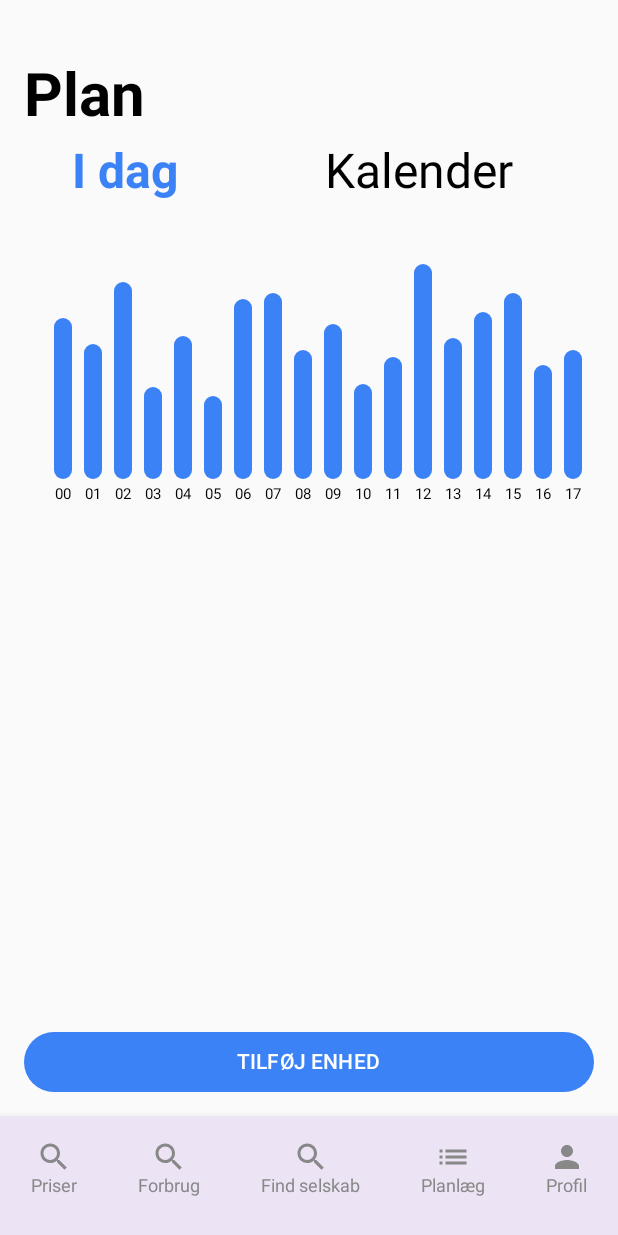
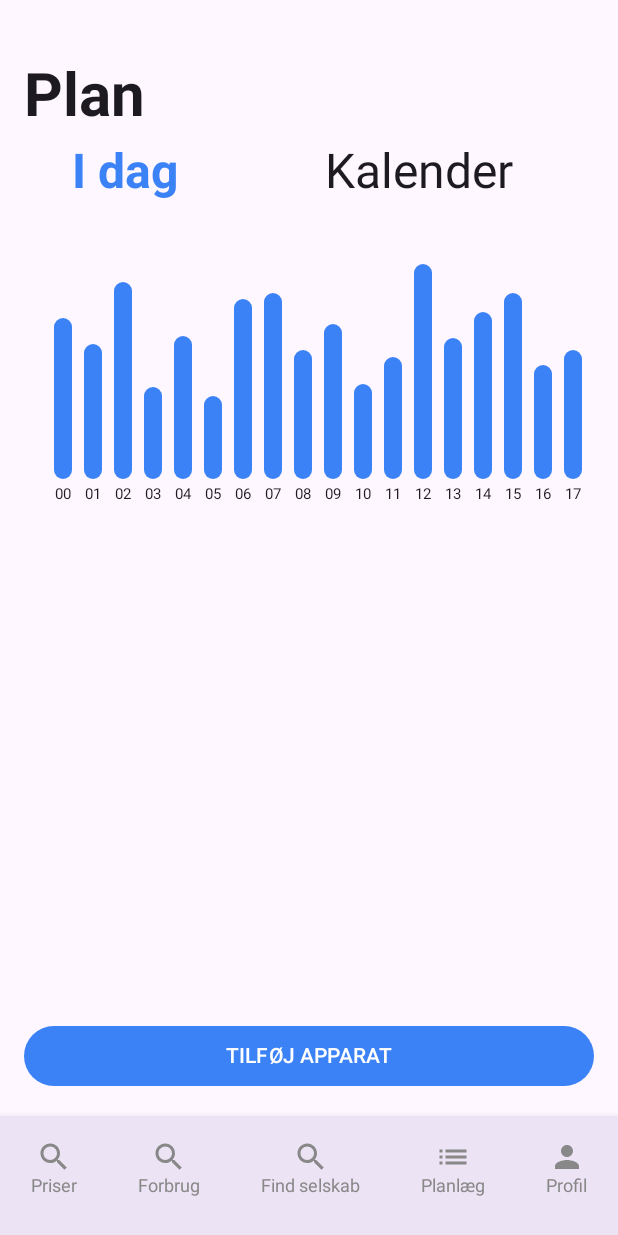
Before and after one commit to njgroenbech/Min-str-m-planl-gning, an Android app built with Jetpack Compose: the screen it shows after launch (MainActivity), on a phone screen of 412 x 824 dp. Run offline under Robolectric (Android 15) with nearby library versions, the phone set to English and light mode, and no system bars.

Commit message:
First draft with appliance-setup screen.

```diff
--- a/app/src/main/java/com/example/minstrmplanlgning/MainActivity.kt
+++ b/app/src/main/java/com/example/minstrmplanlgning/MainActivity.kt
@@ -1,19 +1,25 @@
 package com.example.minstrmplanlgning
 
 import NavigationBar
+import android.annotation.SuppressLint
 import android.os.Bundle
 import androidx.activity.ComponentActivity
 import androidx.activity.compose.setContent
 import androidx.activity.enableEdgeToEdge
+import androidx.compose.material3.Scaffold
 import com.example.minstrmplanlgning.Presentation.Components.PlanScreen
 
 class MainActivity : ComponentActivity() {
+    @SuppressLint("UnusedMaterial3ScaffoldPaddingParameter")
     override fun onCreate(savedInstanceState: Bundle?) {
         super.onCreate(savedInstanceState)
         enableEdgeToEdge()
         setContent {
-            PlanScreen()
-            NavigationBar()
+            Scaffold(
+                bottomBar = { NavigationBar() }
+            ) {
+                PlanScreen() // <-- Ingen modifier!
+            }
         }
     }
 }
--- a/app/src/main/java/com/example/minstrmplanlgning/Presentation/Components/PlanScreen.kt
+++ b/app/src/main/java/com/example/minstrmplanlgning/Presentation/Components/PlanScreen.kt
@@ -11,13 +11,16 @@ import androidx.compose.ui.text.font.FontWeight
 import androidx.compose.ui.unit.dp
 import androidx.compose.ui.unit.sp
 import com.example.minstrmplanlgning.domain.model.Appliance
+import com.example.minstrmplanlgning.R
 
 @Composable
-fun PlanScreen(onScreen2ButtonClick: () -> Unit = {}) {
-    var showChooseDeviceSheet by remember { mutableStateOf(false) }
+fun PlanScreen() {
     var appliances by remember { mutableStateOf(listOf<Appliance>()) }
+    var showAddDeviceSheet by remember { mutableStateOf(false) }
+    var selectedApplianceName by remember { mutableStateOf("") }
+    var selectedApplianceIconRes by remember { mutableStateOf(0) }
+    var showAddDeviceSettingsSheet by remember { mutableStateOf(false) }
 
-    Box(modifier = Modifier.fillMaxSize()) {
     Column(
         modifier = Modifier
             .fillMaxSize()
@@ -25,9 +28,7 @@ fun PlanScreen(onScreen2ButtonClick: () -> Unit = {}) {
         verticalArrangement = Arrangement.SpaceBetween
     ) {
         Column(
-                modifier = Modifier
-                    .weight(1f) // This makes sure that the list takes all the remaining space
-                    .fillMaxWidth()
+            modifier = Modifier.weight(1f)
         ) {
             Spacer(modifier = Modifier.height(24.dp))
 
@@ -43,8 +44,8 @@ fun PlanScreen(onScreen2ButtonClick: () -> Unit = {}) {
                 Text(
                     text = "I dag",
                     fontSize = 32.sp,
+                    fontWeight = FontWeight.Bold,
                     color = Color(0xFF3B82F6),
-                        fontWeight = FontWeight.Bold,
                     modifier = Modifier.padding(start = 32.dp, end = 98.dp)
                 )
                 Text(
@@ -59,7 +60,6 @@ fun PlanScreen(onScreen2ButtonClick: () -> Unit = {}) {
 
             Spacer(modifier = Modifier.height(24.dp))
 
-                // lazycolumn to be able to scroll through the appliance list
             LazyColumn(
                 verticalArrangement = Arrangement.spacedBy(8.dp),
                 modifier = Modifier.fillMaxWidth()
@@ -70,30 +70,45 @@ fun PlanScreen(onScreen2ButtonClick: () -> Unit = {}) {
             }
         }
 
-            // add device button
         Button(
-                onClick = { showChooseDeviceSheet = true },
+            onClick = { showAddDeviceSheet = true },
             colors = ButtonDefaults.buttonColors(
                 containerColor = Color(0xFF3B82F6),
                 contentColor = Color.White
             ),
             modifier = Modifier
                 .fillMaxWidth()
-                    .padding(bottom = 76.dp)
+                .padding(bottom = 80.dp) // Luft over NavigationBar
         ) {
-                Text(text = "TILFØJ ENHED")
+            Text(text = "TILFØJ APPARAT")
         }
     }
 
-        //bottomSheet for adding devices
-        if (showChooseDeviceSheet) {
+    if (showAddDeviceSheet) {
         AddDevice(
-                onApplianceSelected = { appliance ->
-                    appliances = appliances + appliance //add selected appliance to the list
-                    showChooseDeviceSheet = false
+            onApplianceSelected = { name, iconRes ->
+                selectedApplianceName = name
+                selectedApplianceIconRes = iconRes
+                showAddDeviceSheet = false
+                showAddDeviceSettingsSheet = true
             },
-                onDismiss = { showChooseDeviceSheet = false }
+            onDismiss = { showAddDeviceSheet = false }
+        )
+    }
+
+    if (showAddDeviceSettingsSheet) {
+        AddDeviceSettings(
+            applianceName = selectedApplianceName,
+            onSettingsSaved = { name, duration, time, repeat ->
+                val appliance = Appliance(
+                    name = name,
+                    iconRes = selectedApplianceIconRes,
+                    duration = "$duration timer"
+                )
+                appliances = appliances + appliance
+                showAddDeviceSettingsSheet = false
+            },
+            onDismiss = { showAddDeviceSettingsSheet = false }
         )
     }
 }
-}
--- a/app/src/main/java/com/example/minstrmplanlgning/domain/model/Appliance.kt
+++ b/app/src/main/java/com/example/minstrmplanlgning/domain/model/Appliance.kt
@@ -2,5 +2,6 @@ package com.example.minstrmplanlgning.domain.model
 
 data class Appliance(
     val name: String,
-    val iconRes: Int
+    val iconRes: Int,
+    val duration: String? = null
 )
```
Also changed, not shown: app/src/main/java/com/example/minstrmplanlgning/Presentation/Components/AddDevice.kt (+24 -16 lines), app/src/main/java/com/example/minstrmplanlgning/Presentation/Components/AddDeviceSettings.kt (added, +87 -0 lines), app/src/main/java/com/example/minstrmplanlgning/Presentation/Components/ApplianceButton.kt (+6 -10 lines), app/src/main/java/com/example/minstrmplanlgning/Presentation/Components/DropdownSelector.kt (added, +58 -0 lines). Lines whose indentation alone changed are shown as unchanged.
